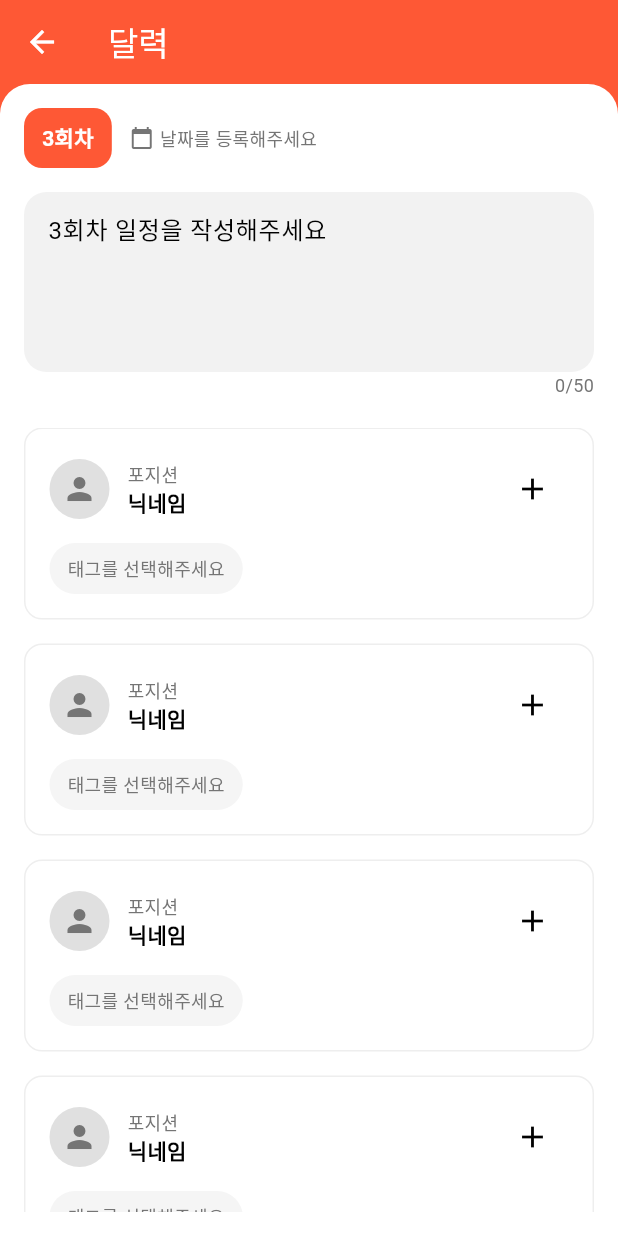
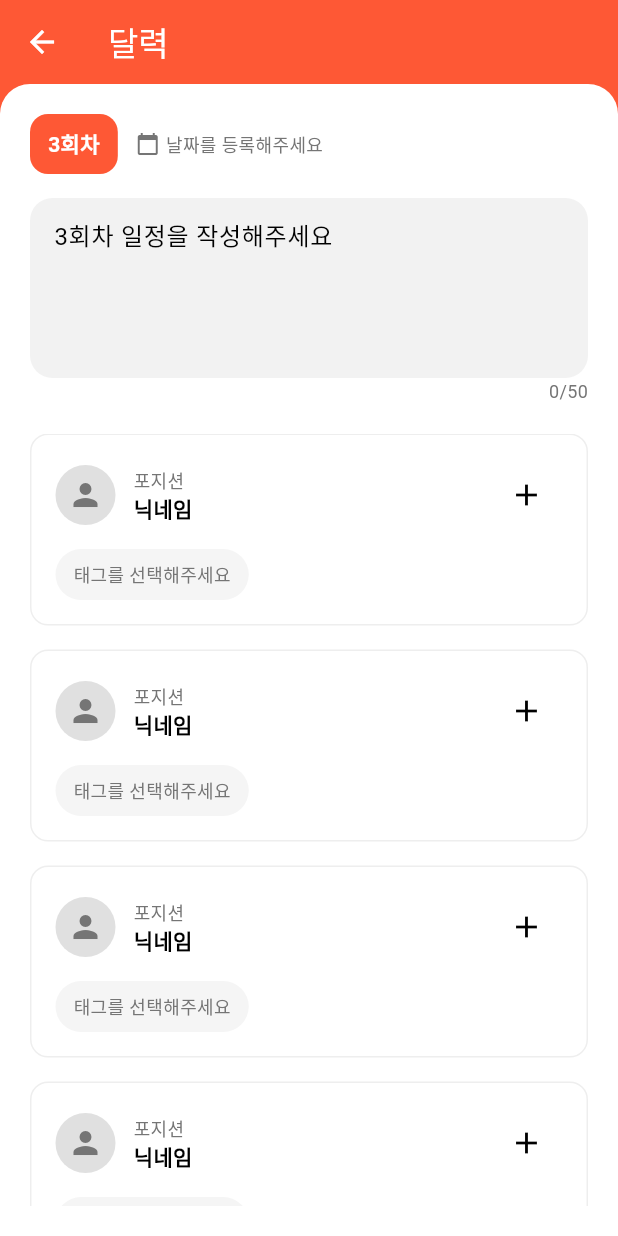
Before and after one commit to LeeHJuu/teamfit, a Flutter app: the ProjectPage screen opened directly, item 2 of the bottom bar chosen, after a tap on the "arrow forward ios" icon, on a phone screen of 412 x 824 dp. Run offline on Flutter 3.47's test engine with Material 3 defaults, Android fonts, the phone set to English and light mode, and no system bars; our stand-ins replace carousel_slider, cloud_firestore, easy_localization, firebase_auth, firebase_core, firebase_crashlytics and 6 more; accounts and stored records are empty.

Commit message:
fix: 위젯 디테일 수정

```diff
--- a/lib/src/views/home/pages/matching_tap_page/widgets/project_item_box.dart
+++ b/lib/src/views/home/pages/matching_tap_page/widgets/project_item_box.dart
@@ -10,7 +10,7 @@ class ProjectItemBox extends StatelessWidget {
   @override
   Widget build(BuildContext context) {
     return ShadowBoxContainer(
-      Row(
+      child: Row(
         crossAxisAlignment: CrossAxisAlignment.start,
         children: [
           if (item.projectImage != null)
--- a/lib/src/views/home/pages/matching_tap_page/widgets/recommended_team_projects.dart
+++ b/lib/src/views/home/pages/matching_tap_page/widgets/recommended_team_projects.dart
@@ -26,7 +26,7 @@ class RecommendedTeamProjectItem extends StatelessWidget {
   @override
   Widget build(BuildContext context) {
     return ShadowBoxContainer(
-      Column(
+      child: Column(
         children: [
           Container(width: double.infinity, height: 80, color: Colors.grey),
           Text('포트폴리오 제작'),
--- a/lib/src/views/project/create/add_project_desired_roles_page.dart
+++ b/lib/src/views/project/create/add_project_desired_roles_page.dart
@@ -74,7 +74,7 @@ class _AddProjectDesiredRolesPageState
                       );
                     },
                     child: ShadowBoxContainer(
-                      Row(
+                      child: Row(
                         mainAxisAlignment: MainAxisAlignment.center,
                         children: [Icon(Icons.add), Text('추가하기')],
                       ),
--- a/lib/src/views/project/create/widgets/desired_role_box.dart
+++ b/lib/src/views/project/create/widgets/desired_role_box.dart
@@ -18,7 +18,7 @@ class DesiredRoleBox extends StatelessWidget {
   @override
   Widget build(BuildContext context) {
     return ShadowBoxContainer(
-      Column(
+      child: Column(
         crossAxisAlignment: CrossAxisAlignment.start,
         children: [
           CustomInputItem(title: '직무', body: role.label),
--- a/lib/src/views/project/detail/schedule/project_calendar_page.dart
+++ b/lib/src/views/project/detail/schedule/project_calendar_page.dart
@@ -72,7 +72,7 @@ class _ProjectCalendarPageState extends State<ProjectCalendarPage> {
       body: RoundedContainer(
         background: Colors.white,
         body: Padding(
-          padding: const EdgeInsets.all(16.0),
+          padding: const EdgeInsets.all(20),
           child: ListView(
             children: [
               // 스케쥴 데이터를 역순으로 표시 (높은 회차부터)
--- a/lib/src/views/project/detail/schedule_detail/schedule_detail_page.dart
+++ b/lib/src/views/project/detail/schedule_detail/schedule_detail_page.dart
@@ -52,7 +52,7 @@ class _ScheduleDetailPageState extends State<ScheduleDetailPage> {
       body: RoundedContainer(
         background: Colors.white,
         body: Padding(
-          padding: const EdgeInsets.all(16.0),
+          padding: const EdgeInsets.all(20),
           child: Column(
             children: [
               // 상단 회차 및 일정 입력 영역
--- a/lib/src/views/project/detail/widgets/progress_status_card.dart
+++ b/lib/src/views/project/detail/widgets/progress_status_card.dart
@@ -1,5 +1,6 @@
 import 'package:flutter/material.dart';
 import 'package:teamfit/src/config/theme/custom_color.dart';
+import 'package:teamfit/src/widgets/shadow_box_container.dart';
 
 class ProgressStatusCard extends StatelessWidget {
   final int round;
@@ -17,19 +18,7 @@ class ProgressStatusCard extends StatelessWidget {
 
   @override
   Widget build(BuildContext context) {
-    return Container(
-      padding: EdgeInsets.all(16),
-      decoration: BoxDecoration(
-        color: Colors.white,
-        borderRadius: BorderRadius.circular(12),
-        boxShadow: [
-          BoxShadow(
-            color: Colors.black.withOpacity(0.1),
-            blurRadius: 4,
-            offset: Offset(0, 2),
-          ),
-        ],
-      ),
+    return ShadowBoxContainer(
       child: Column(
         crossAxisAlignment: CrossAxisAlignment.start,
         children: [
--- a/lib/src/views/project/detail/widgets/remaining_schedule_card.dart
+++ b/lib/src/views/project/detail/widgets/remaining_schedule_card.dart
@@ -1,5 +1,6 @@
 import 'package:flutter/material.dart';
 import 'package:teamfit/src/config/theme/custom_color.dart';
+import 'package:teamfit/src/widgets/shadow_box_container.dart';
 
 class RemainingScheduleCard extends StatelessWidget {
   final int remainingCount;
@@ -13,19 +14,7 @@ class RemainingScheduleCard extends StatelessWidget {
 
   @override
   Widget build(BuildContext context) {
-    return Container(
-      padding: EdgeInsets.all(16),
-      decoration: BoxDecoration(
-        color: Colors.white,
-        borderRadius: BorderRadius.circular(12),
-        boxShadow: [
-          BoxShadow(
-            color: Colors.black.withOpacity(0.1),
-            blurRadius: 4,
-            offset: Offset(0, 2),
-          ),
-        ],
-      ),
+    return ShadowBoxContainer(
       child: Column(
         children: [
           Row(
--- a/lib/src/views/project/detail/widgets/schedule_item.dart
+++ b/lib/src/views/project/detail/widgets/schedule_item.dart
@@ -1,5 +1,6 @@
 import 'package:flutter/material.dart';
 import 'package:teamfit/src/config/theme/custom_color.dart';
+import 'package:teamfit/src/widgets/shadow_box_container.dart';
 
 class ScheduleItem extends StatelessWidget {
   final String time;
@@ -33,19 +34,7 @@ class ScheduleItem extends StatelessWidget {
           ),
         ),
         Expanded(
-          child: Container(
-            padding: EdgeInsets.all(16),
-            decoration: BoxDecoration(
-              color: Colors.white,
-              borderRadius: BorderRadius.circular(12),
-              boxShadow: [
-                BoxShadow(
-                  color: Colors.black.withOpacity(0.1),
-                  blurRadius: 4,
-                  offset: Offset(0, 2),
-                ),
-              ],
-            ),
+          child: ShadowBoxContainer(
             child: Column(
               crossAxisAlignment: CrossAxisAlignment.start,
               children: [
--- a/lib/src/views/project/detail/widgets/team_timer_records.dart
+++ b/lib/src/views/project/detail/widgets/team_timer_records.dart
@@ -1,5 +1,6 @@
 import 'package:flutter/material.dart';
 import 'package:teamfit/src/config/theme/custom_color.dart';
+import 'package:teamfit/src/widgets/shadow_box_container.dart';
 
 class TeamTimerRecords extends StatelessWidget {
   final String teamName;
@@ -15,19 +16,7 @@ class TeamTimerRecords extends StatelessWidget {
 
   @override
   Widget build(BuildContext context) {
-    return Container(
-      padding: EdgeInsets.all(16),
-      decoration: BoxDecoration(
-        color: Colors.white,
-        borderRadius: BorderRadius.circular(12),
-        boxShadow: [
-          BoxShadow(
-            color: Colors.black.withOpacity(0.1),
-            blurRadius: 4,
-            offset: Offset(0, 2),
-          ),
-        ],
-      ),
+    return ShadowBoxContainer(
       child: Column(
         crossAxisAlignment: CrossAxisAlignment.start,
         children: [
--- a/lib/src/widgets/shadow_box_container.dart
+++ b/lib/src/widgets/shadow_box_container.dart
@@ -1,8 +1,8 @@
 import 'package:flutter/material.dart';
 
 class ShadowBoxContainer extends StatelessWidget {
-  Widget body;
-  ShadowBoxContainer(this.body);
+  Widget child;
+  ShadowBoxContainer({required this.child});
 
   @override
   Widget build(BuildContext context) {
@@ -15,14 +15,14 @@ class ShadowBoxContainer extends StatelessWidget {
         borderRadius: BorderRadius.circular(10),
         boxShadow: [
           BoxShadow(
-            color: Colors.black12,
-            spreadRadius: 2,
-            blurRadius: 5,
+            color: Colors.black.withOpacity(0.1),
+            blurRadius: 6,
+            spreadRadius: 1,
             offset: Offset(0, 0),
           ),
         ],
       ),
-      child: body,
+      child: child,
     );
   }
 }
```
Also changed, not shown: lib/src/views/project/detail/widgets/member_progress_item.dart (+2 -14 lines), lib/src/views/project/detail/widgets/motivational_card.dart (+2 -13 lines), lib/src/views/project/detail/widgets/progress_content.dart (+9 -8 lines).
